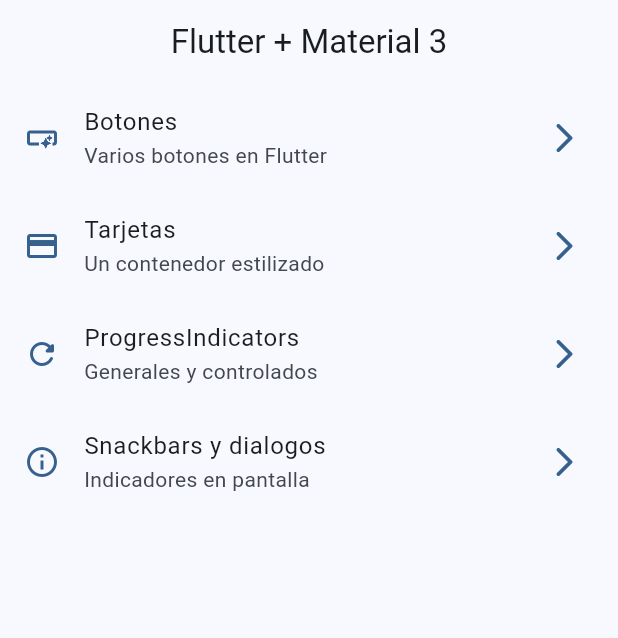
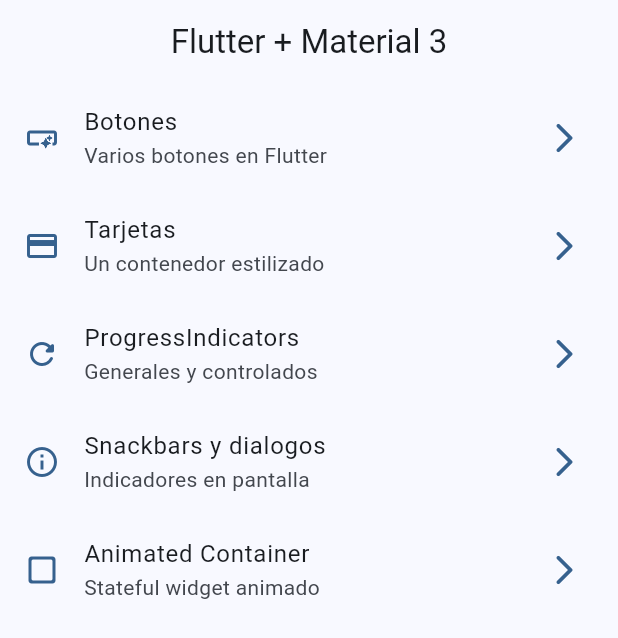
Before and after one commit to psuar92/widgets_app, a Flutter app: the screen it shows after launch, on a phone screen of 412 x 824 dp. Shown: the top 638 px of the screen. Run offline on Flutter 3.47's test engine with Material 3 defaults, Android fonts, the phone set to English and light mode, and no system bars; our stand-ins replace go_router.

Commit message:
AnimatedContainer finished

```diff
--- a/lib/config/menu/menu_items.dart
+++ b/lib/config/menu/menu_items.dart
@@ -39,4 +39,10 @@ const appMenuItems = <MenuItem>[
     link: '/snackbar',
     icon: Icons.info_outline,
   ),
+  MenuItem(
+    title: 'Animated Container',
+    subTitle: 'Stateful widget animado',
+    link: '/animated',
+    icon: Icons.check_box_outline_blank_rounded,
+  ),
 ];
--- a/lib/config/router/app_router.dart
+++ b/lib/config/router/app_router.dart
@@ -29,5 +29,10 @@ final appRouter = GoRouter(
       name: SnackbarScreen.name,
       builder: (context, state) => const SnackbarScreen(),
     ),
+    GoRoute(
+      path: '/animated',
+      name: AnimatedScreen.name,
+      builder: (context, state) => const AnimatedScreen(),
+    ),
   ],
 );
```
Also changed, not shown: lib/presentation/screens/animated/animated_screen.dart (+46 -2 lines).
